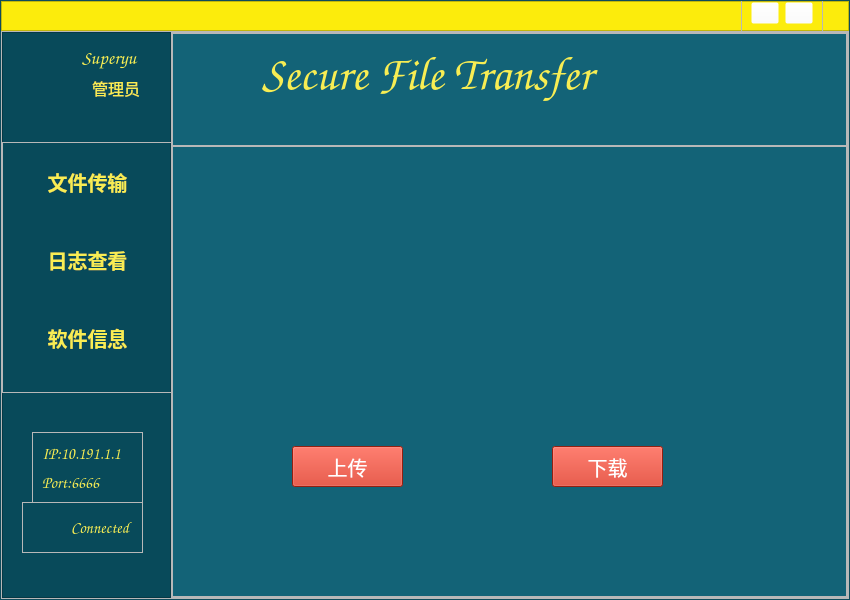
Before: the Qt Designer form PageAfterLogin.ui in Superyu-github/SecureFileTransfe, drawn with Qt 5.
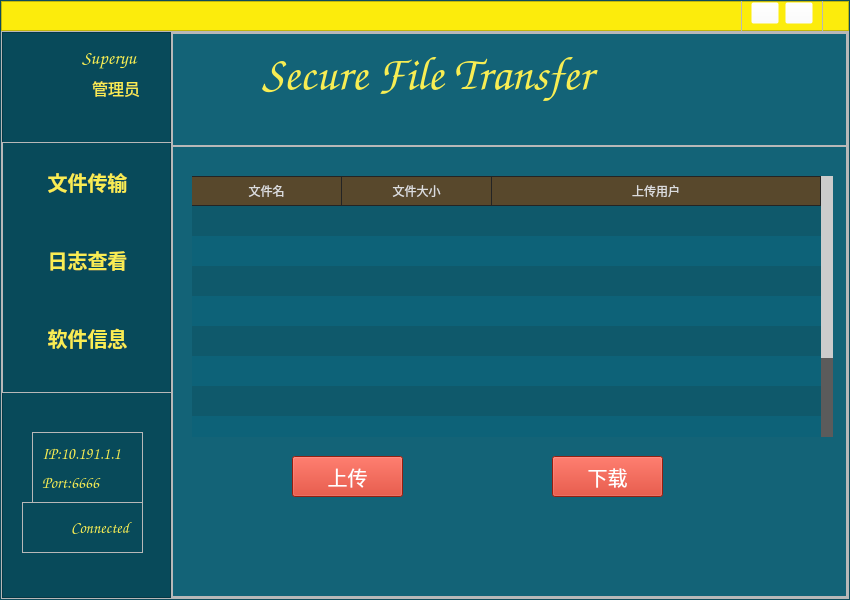
After: the same form once the commit is applied. Icons and pictures are not drawn.

Commit message: 1.调整PageAfterLogin，添加基本页面跳转 2.TabView美化(未完成)

What changed in the file:
```diff
--- a/PageAfterLogin.ui
+++ b/PageAfterLogin.ui
@@ -620,21 +620,11 @@
                    <number>0</number>
                   </property>
                   <widget class="QWidget" name="page_transfer">
-                   <widget class="QListView" name="listView">
-                    <property name="geometry">
-                     <rect>
-                      <x>30</x>
-                      <y>20</y>
-                      <width>551</width>
-                      <height>251</height>
-                     </rect>
-                    </property>
-                   </widget>
                    <widget class="QPushButton" name="pushButton_upload">
                     <property name="geometry">
                      <rect>
                       <x>110</x>
-                      <y>290</y>
+                      <y>300</y>
                       <width>111</width>
                       <height>41</height>
                      </rect>
@@ -664,7 +654,7 @@
                     <property name="geometry">
                      <rect>
                       <x>370</x>
-                      <y>290</y>
+                      <y>300</y>
                       <width>111</width>
                       <height>41</height>
                      </rect>
@@ -690,6 +680,169 @@
                      <string>下载</string>
                     </property>
                    </widget>
+                   <widget class="QTableWidget" name="tableWidget">
+                    <property name="geometry">
+                     <rect>
+                      <x>10</x>
+                      <y>20</y>
+                      <width>641</width>
+                      <height>261</height>
+                     </rect>
+                    </property>
+                    <property name="focusPolicy">
+                     <enum>Qt::StrongFocus</enum>
+                    </property>
+                    <property name="contextMenuPolicy">
+                     <enum>Qt::DefaultContextMenu</enum>
+                    </property>
+                    <property name="layoutDirection">
+                     <enum>Qt::LeftToRight</enum>
+                    </property>
+                    <property name="autoFillBackground">
+                     <bool>false</bool>
+                    </property>
+                    <property name="styleSheet">
+                     <string notr="true">QTableWidget{
+color:rgba(255, 255, 255,100);
+	font: 12pt &quot;黑体&quot;;
+background:rgba(8, 74, 90,100);
+border:0px solid #242424;
+alternate-background-color:rgba(10, 113, 139,100);
+gridline-color:rgba(8, 74, 90,100);
+}
+ 
+QTableWidget::item:selected{
+color:#DCDCDC;
+background: rgb(223, 212, 63);
+}
+ 
+QTableWidget::item:hover{
+background:rgb(88, 72, 44);;
+}
+QHeaderView::section{
+text-align:center;
+background:rgb(88, 72, 44);
+padding:3px;
+margin:0px;
+color:#DCDCDC;
+border:1px solid #242424;
+border-left-width:0;
+}
+ 
+QScrollBar:vertical{
+background:#484848;
+padding:0px;
+border-radius:6px;
+max-width:12px;
+}
+ 
+ 
+QScrollBar::handle:vertical{
+background:#CCCCCC;
+}
+ 
+QScrollBar::handle:hover:vertical,QScrollBar::handle:pressed:vertical{
+background:#A7A7A7;
+}
+QScrollBar::sub-page:vertical{
+background:#444444;
+}
+ 
+ 
+QScrollBar::add-page:vertical{
+background:#5B5B5B;
+}
+ 
+
+</string>
+                    </property>
+                    <property name="frameShape">
+                     <enum>QFrame::NoFrame</enum>
+                    </property>
+                    <property name="dragEnabled">
+                     <bool>false</bool>
+                    </property>
+                    <property name="alternatingRowColors">
+                     <bool>true</bool>
+                    </property>
+                    <property name="selectionBehavior">
+                     <enum>QAbstractItemView::SelectRows</enum>
+                    </property>
+                    <property name="textElideMode">
+                     <enum>Qt::ElideRight</enum>
+                    </property>
+                    <property name="verticalScrollMode">
+                     <enum>QAbstractItemView::ScrollPerItem</enum>
+                    </property>
+                    <property name="horizontalScrollMode">
+                     <enum>QAbstractItemView::ScrollPerItem</enum>
+                    </property>
+                    <property name="showGrid">
+                     <bool>false</bool>
+                    </property>
+                    <property name="gridStyle">
+                     <enum>Qt::DashLine</enum>
+                    </property>
+                    <property name="sortingEnabled">
+                     <bool>false</bool>
+                    </property>
+                    <property name="rowCount">
+                     <number>10</number>
+                    </property>
+                    <property name="columnCount">
+                     <number>3</number>
+                    </property>
+                    <attribute name="horizontalHeaderCascadingSectionResizes">
+                     <bool>true</bool>
+                    </attribute>
+                    <attribute name="horizontalHeaderDefaultSectionSize">
+                     <number>150</number>
+                    </attribute>
+                    <attribute name="horizontalHeaderHighlightSections">
+                     <bool>true</bool>
+                    </attribute>
+                    <attribute name="horizontalHeaderStretchLastSection">
+                     <bool>true</bool>
+                    </attribute>
+                    <attribute name="verticalHeaderVisible">
+                     <bool>false</bool>
+                    </attribute>
+                    <attribute name="verticalHeaderCascadingSectionResizes">
+                     <bool>false</bool>
+                    </attribute>
+                    <attribute name="verticalHeaderShowSortIndicator" stdset="0">
+                     <bool>false</bool>
+                    </attribute>
+                    <row>
+                     <property name="text">
+                      <string>1</string>
+                     </property>
+                    </row>
+                    <row/>
+                    <row/>
+                    <row/>
+                    <row/>
+                    <row/>
+                    <row/>
+                    <row/>
+                    <row/>
+                    <row/>
+                    <column>
+                     <property name="text">
+                      <string>文件名</string>
+                     </property>
+                    </column>
+                    <column>
+                     <property name="text">
+                      <string>文件大小</string>
+                     </property>
+                    </column>
+                    <column>
+                     <property name="text">
+                      <string>上传用户</string>
+                     </property>
+                    </column>
+                   </widget>
                   </widget>
                   <widget class="QWidget" name="page_log"/>
                  </widget>
```
Left out of the diff: 164 changed lines with no effect on the pictures. The commit also changes 4 other files.
